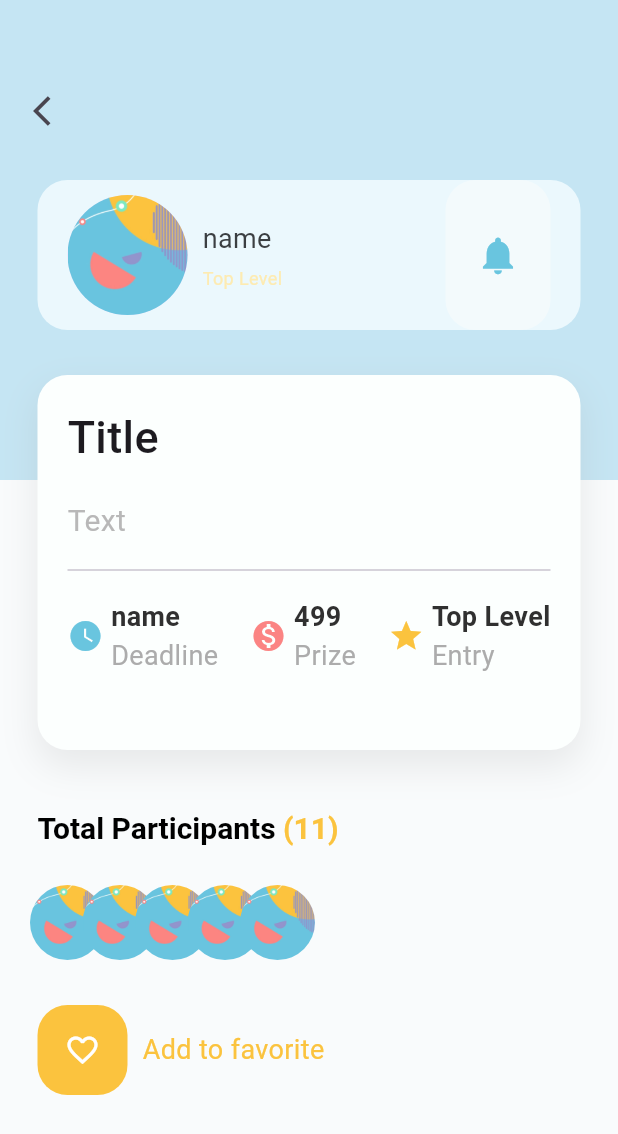
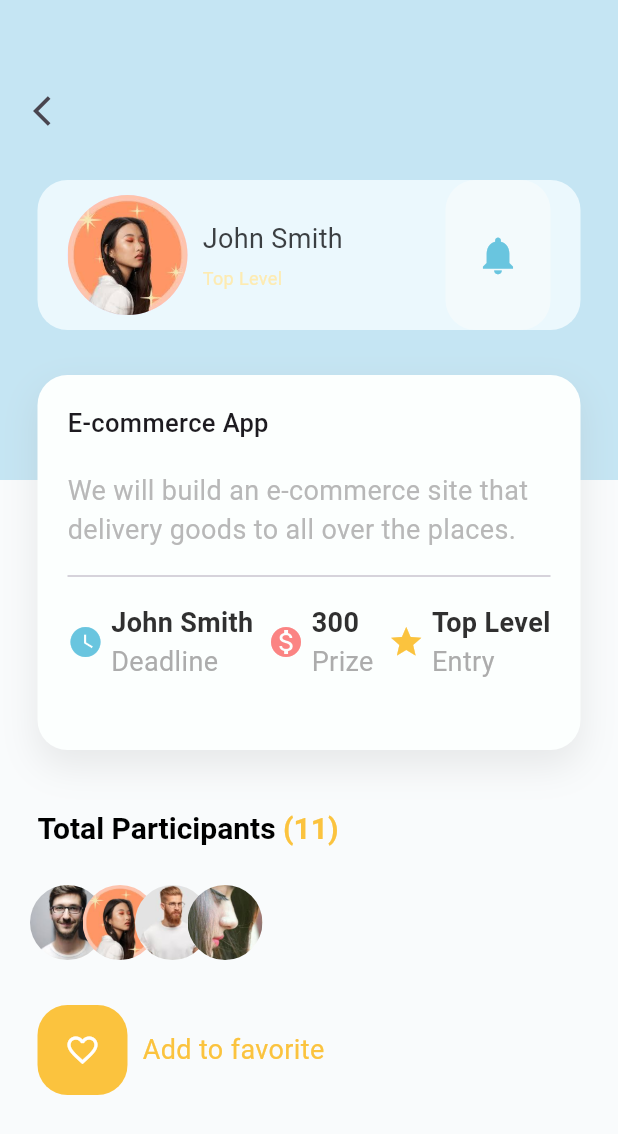
Before and after one commit to hello-favour/flutter-getx-app, a Flutter app: the ContentPage screen opened directly, after a tap on "E-commerce App", on a phone screen of 412 x 824 dp. Shown: the top 1134 px of the screen. Run offline on Flutter 3.47's test engine with Material 3 defaults, Android fonts, the phone set to English and light mode, and no system bars; our stand-ins replace get.

```diff
--- a/lib/content_page.dart
+++ b/lib/content_page.dart
@@ -2,6 +2,7 @@ import 'dart:convert';
 
 import 'package:flutter/cupertino.dart';
 import 'package:flutter/material.dart';
+import 'package:flutter_getx_app/recent_contest.dart';
 import 'package:get/get.dart';
 
 import 'my_detail_page.dart';
@@ -163,7 +164,14 @@ class _ContentPageState extends State<ContentPage> {
                     final jsonData = info[i];
                     return GestureDetector(
                       onTap: () {
-                        Get.toNamed("/detail/");
+                        Get.toNamed("/detail/", arguments: {
+                          "title": jsonData["title"],
+                          "text": jsonData["text"],
+                          "name": jsonData["name"],
+                          "img": jsonData["img"],
+                          "time": jsonData["time"],
+                          "prize": jsonData["prize"],
+                        });
                       },
                       child: Container(
                         padding: const EdgeInsets.only(left: 20, top: 20),
@@ -259,7 +267,15 @@ class _ContentPageState extends State<ContentPage> {
                     decoration: BoxDecoration(
                         borderRadius: BorderRadius.circular(10),
                         color: Color(0xFFfdc33c)),
-                    child: GestureDetector(),
+                    child: GestureDetector(
+                      onTap: () {
+                        Get.to(() => const RecentContest());
+                      },
+                      child: const Icon(
+                        Icons.arrow_forward_ios,
+                        color: Colors.white,
+                      ),
+                    ),
                   )
                 ],
               ),
@@ -274,8 +290,9 @@ class _ContentPageState extends State<ContentPage> {
                 child: ListView.builder(
                   shrinkWrap: true,
                   scrollDirection: Axis.vertical,
-                  itemCount: 4,
+                  itemCount: list.length,
                   itemBuilder: (_, i) {
+                    final recentData = list[i];
                     return Container(
                       width: width,
                       height: 100,
@@ -289,32 +306,35 @@ class _ContentPageState extends State<ContentPage> {
                         padding: const EdgeInsets.only(left: 20, right: 20),
                         child: Row(
                           children: [
-                            const CircleAvatar(
+                            CircleAvatar(
                               radius: 40,
-                              backgroundImage: AssetImage("img/background.jpg"),
+                              backgroundImage: AssetImage(
+                                recentData["img"],
+                                // "img/background.jpg",
+                              ),
                             ),
                             const SizedBox(
                               width: 10,
                             ),
-                            const Column(
+                            Column(
                               mainAxisAlignment: MainAxisAlignment.center,
                               crossAxisAlignment: CrossAxisAlignment.start,
                               children: [
                                 Text(
-                                  "Status",
-                                  style: TextStyle(
-                                      color: Color(0xFFfdebb2),
-                                      fontSize: 12,
+                                  recentData["status"],
+                                  style: const TextStyle(
+                                      color: Color.fromARGB(255, 201, 167, 54),
+                                      fontSize: 16,
                                       decoration: TextDecoration.none),
                                 ),
-                                SizedBox(
+                                const SizedBox(
                                   height: 5,
                                 ),
                                 SizedBox(
                                   width: 170,
                                   child: Text(
-                                    "Text",
-                                    style: TextStyle(
+                                    recentData["text"],
+                                    style: const TextStyle(
                                         color: Color(0xFF3b3f42),
                                         fontSize: 18,
                                         decoration: TextDecoration.none),
--- a/lib/my_detail_page.dart
+++ b/lib/my_detail_page.dart
@@ -15,6 +15,22 @@ class DetailPage extends StatefulWidget {
 }
 
 class _DetailPageState extends State<DetailPage> {
+  List imgs = [];
+
+  _readData() async {
+    await DefaultAssetBundle.of(context).loadString("json/img.json").then((s) {
+      setState(() {
+        imgs = jsonDecode(s);
+      });
+    });
+  }
+
+  @override
+  void initState() {
+    super.initState();
+    _readData();
+  }
+
   @override
   Widget build(BuildContext context) {
     double height = MediaQuery.of(context).size.height;
@@ -49,28 +65,31 @@ class _DetailPageState extends State<DetailPage> {
                   padding: const EdgeInsets.only(left: 20, right: 20),
                   child: Row(
                     children: [
-                      const CircleAvatar(
+                      CircleAvatar(
                         radius: 40,
-                        backgroundImage: AssetImage("img/background.jpg"),
+                        backgroundImage: AssetImage(
+                          Get.arguments!["img"],
+                          //"img/background.jpg",
+                        ),
                       ),
                       const SizedBox(
                         width: 10,
                       ),
-                      const Column(
+                      Column(
                         mainAxisAlignment: MainAxisAlignment.center,
                         crossAxisAlignment: CrossAxisAlignment.start,
                         children: [
                           Text(
-                            "name",
-                            style: TextStyle(
+                            Get.arguments["name"].toString(),
+                            style: const TextStyle(
                                 color: Color(0xFF3b3f42),
                                 fontSize: 18,
                                 decoration: TextDecoration.none),
                           ),
-                          SizedBox(
+                          const SizedBox(
                             height: 5,
                           ),
-                          Text(
+                          const Text(
                             "Top Level",
                             style: TextStyle(
                                 color: Color(0xFFfdebb2),
@@ -137,10 +156,10 @@ class _DetailPageState extends State<DetailPage> {
                       Container(
                           child: Row(
                         children: [
-                          const Text(
-                            "Title",
-                            style: TextStyle(
-                                fontSize: 30, fontWeight: FontWeight.w500),
+                          Text(
+                            Get.arguments["title"].toString(),
+                            style: const TextStyle(
+                                fontSize: 17, fontWeight: FontWeight.w500),
                           ),
                           Expanded(child: Container())
                         ],
@@ -148,10 +167,10 @@ class _DetailPageState extends State<DetailPage> {
                       const SizedBox(height: 20),
                       Container(
                         width: width,
-                        child: const Text(
-                          "Text",
-                          style:
-                              TextStyle(fontSize: 20, color: Color(0xFFb8b8b8)),
+                        child: Text(
+                          Get.arguments!["text"].toString(),
+                          style: const TextStyle(
+                              fontSize: 18, color: Color(0xFFb8b8b8)),
                         ),
                       ),
                       const SizedBox(
@@ -163,14 +182,15 @@ class _DetailPageState extends State<DetailPage> {
                       const SizedBox(
                         height: 10,
                       ),
-                      const Row(
+                      Row(
                         mainAxisAlignment: MainAxisAlignment.spaceBetween,
                         children: [
                           Row(
                             mainAxisAlignment: MainAxisAlignment.start,
                             children: [
-                              Icon(Icons.watch_later, color: Color(0xFF69c5df)),
-                              SizedBox(
+                              const Icon(Icons.watch_later,
+                                  color: Color(0xFF69c5df)),
+                              const SizedBox(
                                 width: 5,
                               ),
                               Column(
@@ -178,13 +198,13 @@ class _DetailPageState extends State<DetailPage> {
                                 mainAxisAlignment: MainAxisAlignment.center,
                                 children: [
                                   Text(
-                                    "name",
-                                    style: TextStyle(
+                                    Get.arguments!["name"].toString(),
+                                    style: const TextStyle(
                                         fontSize: 18,
                                         color: Color(0xFF303030),
                                         fontWeight: FontWeight.w700),
                                   ),
-                                  Text(
+                                  const Text(
                                     "Deadline",
                                     style: TextStyle(
                                         fontSize: 18, color: Color(0xFFacacac)),
@@ -196,9 +216,9 @@ class _DetailPageState extends State<DetailPage> {
                           Row(
                             mainAxisAlignment: MainAxisAlignment.start,
                             children: [
-                              Icon(Icons.monetization_on,
+                              const Icon(Icons.monetization_on,
                                   color: Color(0xFFfb8483)),
-                              SizedBox(
+                              const SizedBox(
                                 width: 5,
                               ),
                               Column(
@@ -206,13 +226,13 @@ class _DetailPageState extends State<DetailPage> {
                                 mainAxisAlignment: MainAxisAlignment.center,
                                 children: [
                                   Text(
-                                    "499",
-                                    style: TextStyle(
+                                    Get.arguments!["prize"].toString(),
+                                    style: const TextStyle(
                                         fontSize: 18,
                                         color: Color(0xFF303030),
                                         fontWeight: FontWeight.w700),
                                   ),
-                                  Text(
+                                  const Text(
                                     "Prize",
                                     style: TextStyle(
                                         fontSize: 18, color: Color(0xFFacacac)),
@@ -221,7 +241,7 @@ class _DetailPageState extends State<DetailPage> {
                               )
                             ],
                           ),
-                          Row(
+                          const Row(
                             mainAxisAlignment: MainAxisAlignment.start,
                             children: [
                               Icon(Icons.star, color: Color(0xFFfbc33e)),
@@ -275,7 +295,7 @@ class _DetailPageState extends State<DetailPage> {
                 )),
             //images
             Stack(children: [
-              for (int i = 0; i < 5; i++)
+              for (int i = 0; i < imgs.length; i++)
                 Positioned(
                   top: 590,
                   left: (20 + i * 35).toDouble(),
@@ -283,10 +303,14 @@ class _DetailPageState extends State<DetailPage> {
                   height: 50,
                   child: Container(
                     decoration: BoxDecoration(
-                        borderRadius: BorderRadius.circular(25),
-                        image: const DecorationImage(
-                            image: AssetImage("img/background.jpg"),
-                            fit: BoxFit.cover)),
+                      borderRadius: BorderRadius.circular(25),
+                      image: DecorationImage(
+                          image: AssetImage(
+                            imgs[i]["img"].toString(),
+                            //"img/background.jpg",
+                          ),
+                          fit: BoxFit.cover),
+                    ),
                   ),
                 )
             ]),
--- /dev/null
+++ b/lib/recent_contest.dart
@@ -0,0 +1,15 @@
+import 'package:flutter/cupertino.dart';
+
+class RecentContest extends StatefulWidget {
+  const RecentContest({super.key});
+
+  @override
+  State<RecentContest> createState() => _RecentContestState();
+}
+
+class _RecentContestState extends State<RecentContest> {
+  @override
+  Widget build(BuildContext context) {
+    return const Placeholder();
+  }
+}
```
